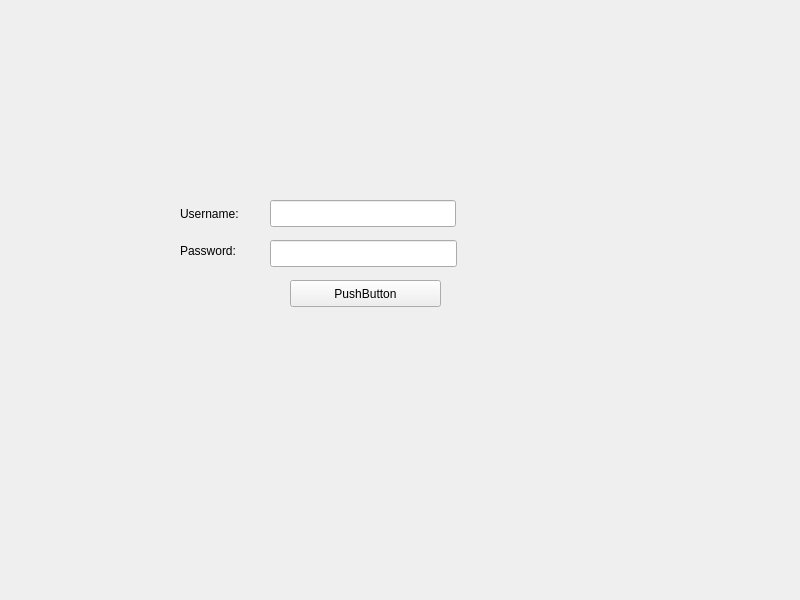
This is client/ui/loginwidget.ui in erikdac/Multi-language-game as Qt 5 draws it before an edit. The edited form follows.
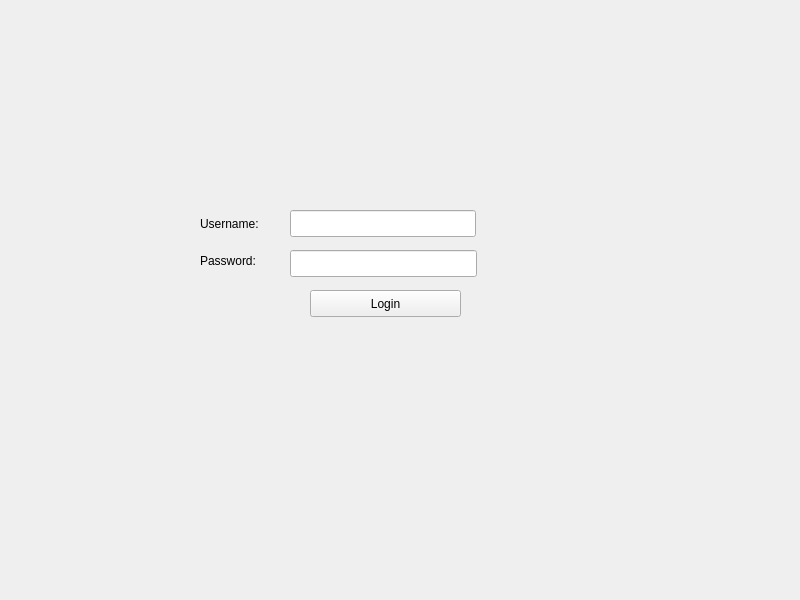
This is the edited form.

```diff
--- a/client/ui/loginwidget.ui
+++ b/client/ui/loginwidget.ui
@@ -19,8 +19,8 @@
   <widget class="QLineEdit" name="username">
    <property name="geometry">
     <rect>
-     <x>270</x>
-     <y>200</y>
+     <x>290</x>
+     <y>210</y>
      <width>186</width>
      <height>27</height>
     </rect>
@@ -32,8 +32,8 @@
   <widget class="QLineEdit" name="password">
    <property name="geometry">
     <rect>
-     <x>270</x>
-     <y>240</y>
+     <x>290</x>
+     <y>250</y>
      <width>187</width>
      <height>27</height>
     </rect>
@@ -45,8 +45,8 @@
   <widget class="QLabel" name="usernameLabel">
    <property name="geometry">
     <rect>
-     <x>180</x>
-     <y>200</y>
+     <x>200</x>
+     <y>210</y>
      <width>81</width>
      <height>27</height>
     </rect>
@@ -58,8 +58,8 @@
   <widget class="QLabel" name="passwordLabel">
    <property name="geometry">
     <rect>
-     <x>180</x>
-     <y>240</y>
+     <x>200</x>
+     <y>250</y>
      <width>71</width>
      <height>21</height>
     </rect>
@@ -71,14 +71,14 @@
   <widget class="QPushButton" name="pushButton">
    <property name="geometry">
     <rect>
-     <x>290</x>
-     <y>280</y>
+     <x>310</x>
+     <y>290</y>
      <width>151</width>
      <height>27</height>
     </rect>
    </property>
    <property name="text">
-    <string>PushButton</string>
+    <string>Login</string>
    </property>
    <property name="autoDefault">
     <bool>false</bool>
```
